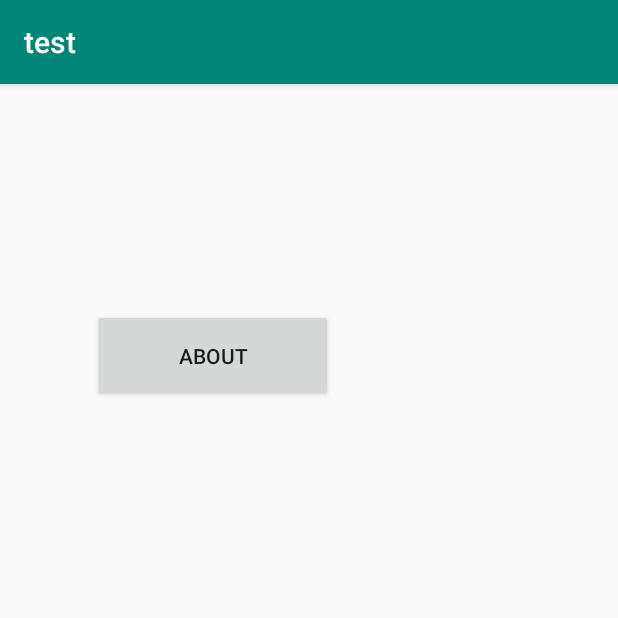
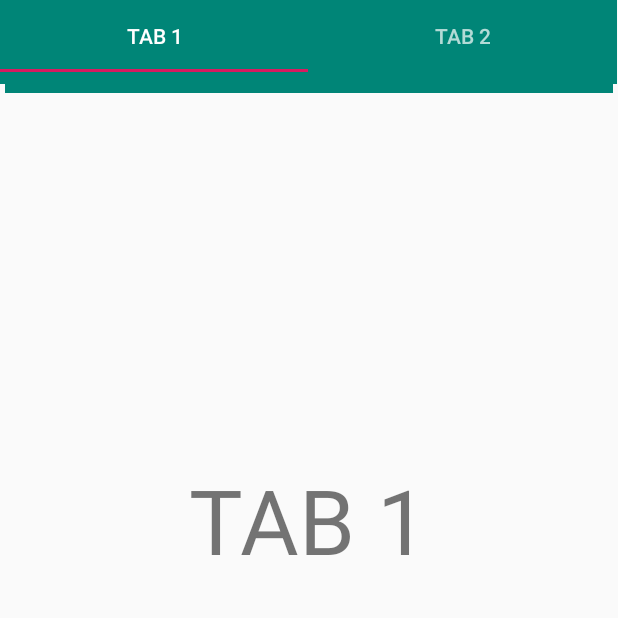
Before and after one commit to wayanedi/progandro, an Android app: the user screen opened directly, with no data from a screen before it, on a phone screen of 412 x 824 dp, the top half of it. Run offline under Robolectric (Android 15) with nearby library versions, the phone set to English and light mode, and no system bars.

Commit message:
add view pager and tab layout

```diff
--- /dev/null
+++ b/app/src/main/java/com/example/test/PageAdapter.java
@@ -0,0 +1,53 @@
+package com.example.test;
+
+import androidx.fragment.app.Fragment;
+import androidx.fragment.app.FragmentManager;
+import androidx.fragment.app.FragmentPagerAdapter;
+import androidx.fragment.app.FragmentStatePagerAdapter;
+
+public class PageAdapter extends FragmentPagerAdapter {
+
+    private int mNoOfTab;
+
+
+    public PageAdapter(FragmentManager fm, int numberOfTabs){
+
+        super(fm);
+        this.mNoOfTab = numberOfTabs;
+
+    }
+
+    @Override
+    public Fragment getItem(int position) {
+
+        switch (position){
+
+            case 0:{
+                Tab1 tab1 = new Tab1();
+                return tab1;
+            }
+
+            case 1:{
+                Tab2 tab2 = new Tab2();
+                return tab2;
+            }
+
+            default:
+            {
+                return null;
+            }
+        }
+    }
+
+    @Override
+    public int getCount() {
+        return mNoOfTab;
+    }
+
+    @Override
+    public CharSequence getPageTitle(int position) {
+        String title = "Tab " + (position+1);
+        return title.subSequence(title.lastIndexOf(".") + 1, title.length());
+    }
+
+}
--- /dev/null
+++ b/app/src/main/java/com/example/test/Tab1.java
@@ -0,0 +1,42 @@
+package com.example.test;
+
+import android.net.Uri;
+import android.os.Bundle;
+import android.view.LayoutInflater;
+import android.view.View;
+import android.view.ViewGroup;
+
+import androidx.annotation.NonNull;
+import androidx.annotation.Nullable;
+import androidx.fragment.app.Fragment;
+import android.widget.Button;
+import android.content.Intent;
+
+
+public class Tab1 extends Fragment {
+
+    public Tab1(){
+
+    }
+
+    @Override
+    public void onCreate(@Nullable Bundle savedInstanceState) {
+        super.onCreate(savedInstanceState);
+
+
+
+    }
+
+    //private OnFragmentInteractionListener mListener;
+
+    @Nullable
+    @Override
+    public View onCreateView(@NonNull LayoutInflater inflater, @Nullable ViewGroup container, @Nullable Bundle savedInstanceState) {
+        return inflater.inflate(R.layout.fragment_tab1, container, false);
+    }
+
+    public interface OnFragmentInteractionListener {
+        // TODO: Update argument type and name
+        void onFragmentInteraction(Uri uri);
+    }
+}
--- /dev/null
+++ b/app/src/main/java/com/example/test/Tab2.java
@@ -0,0 +1,36 @@
+package com.example.test;
+
+import android.net.Uri;
+import android.os.Bundle;
+import android.view.LayoutInflater;
+import android.view.View;
+import android.view.ViewGroup;
+
+import androidx.annotation.NonNull;
+import androidx.annotation.Nullable;
+import androidx.fragment.app.Fragment;
+
+public class Tab2 extends Fragment {
+
+    public Tab2(){
+
+    }
+
+    @Override
+    public void onCreate(@Nullable Bundle savedInstanceState) {
+        super.onCreate(savedInstanceState);
+    }
+
+    //private OnFragmentInteractionListener mListener;
+
+    @Nullable
+    @Override
+    public View onCreateView(@NonNull LayoutInflater inflater, @Nullable ViewGroup container, @Nullable Bundle savedInstanceState) {
+        return inflater.inflate(R.layout.fragment_tab2, container, false);
+    }
+
+    public interface OnFragmentInteractionListener {
+        // TODO: Update argument type and name
+        void onFragmentInteraction(Uri uri);
+    }
+}
--- a/app/src/main/java/com/example/test/user.java
+++ b/app/src/main/java/com/example/test/user.java
@@ -1,31 +1,73 @@
 package com.example.test;
 
 import androidx.appcompat.app.AppCompatActivity;
+import androidx.viewpager.widget.ViewPager;
 
 import android.content.Intent;
+import android.net.Uri;
 import android.os.Bundle;
 import android.view.View;
 import android.widget.Button;
+import android.widget.Toast;
 
-public class user extends AppCompatActivity {
+import com.google.android.material.tabs.TabLayout;
+
+
+public class user extends AppCompatActivity implements Tab1.OnFragmentInteractionListener, Tab2.OnFragmentInteractionListener{
+
 
     @Override
     protected void onCreate(Bundle savedInstanceState) {
         super.onCreate(savedInstanceState);
         setContentView(R.layout.activity_user);
-        prepare();
-        Button btn = (Button) findViewById(R.id.btn_about);
-        btn.setOnClickListener(new View.OnClickListener() {
+
+        TabLayout tablayout = findViewById(R.id.tablayout);
+        tablayout.addTab(tablayout.newTab().setText("Tab 1"));
+        tablayout.addTab(tablayout.newTab().setText("Tab 2"));
+        tablayout.setTabGravity(TabLayout.GRAVITY_FILL);
+
+        final ViewPager viewpager = findViewById(R.id.pager);
+        final PageAdapter adapter = new PageAdapter(getSupportFragmentManager(), tablayout.getTabCount());
+        //Toast.makeText(getApplicationContext(), Integer.toString(tablayout.getTabCount()), Toast.LENGTH_SHORT).show();
+        viewpager.setAdapter(adapter);
+
+        viewpager.addOnPageChangeListener(new TabLayout.TabLayoutOnPageChangeListener(tablayout));
+        tablayout.addOnTabSelectedListener(new TabLayout.OnTabSelectedListener() {
             @Override
-            public void onClick(View view) {
-                Intent it = new Intent(user.this, About.class);
-                startActivity(it);
+            public void onTabSelected(TabLayout.Tab tab) {
+                //Toast.makeText(getApplicationContext(),"detek",Toast.LENGTH_SHORT).show();
+                viewpager.setCurrentItem(tab.getPosition());
+            }
+
+            @Override
+            public void onTabUnselected(TabLayout.Tab tab) {
+
+            }
+
+            @Override
+            public void onTabReselected(TabLayout.Tab tab) {
+
             }
         });
+
+        //prepare();
+        //Button btn = (Button) findViewById(R.id.btn_about);
+//        btn.setOnClickListener(new View.OnClickListener() {
+//            @Override
+//            public void onClick(View view) {
+//                Intent it = new Intent(user.this, About.class);
+//                startActivity(it);
+//            }
+//        });
+    }
+
+    @Override
+    public void onFragmentInteraction(Uri uri) {
+
     }
 
 
-    private void prepare(){
-        this.getSupportFragmentManager().beginTransaction().add(R.id.fragment_test, new TestFragment()).commit();
-    }
+//    private void prepare(){
+//        this.getSupportFragmentManager().beginTransaction().add(R.id.fragment_test, new TestFragment()).commit();
+//    }
 }
--- a/app/src/main/res/layout/activity_user.xml
+++ b/app/src/main/res/layout/activity_user.xml
@@ -6,16 +6,55 @@
     android:layout_height="match_parent"
     tools:context=".user">
 
-    <Button
-        android:id="@+id/btn_about"
-        android:layout_width="160dp"
-        android:layout_height="62dp"
-        android:text="About"
+
+    <androidx.appcompat.widget.Toolbar
+        android:layout_width="405dp"
+        android:layout_height="58dp"
         app:layout_constraintBottom_toBottomOf="parent"
         app:layout_constraintEnd_toEndOf="parent"
-        app:layout_constraintHorizontal_bias="0.247"
+        app:layout_constraintHorizontal_bias="0.489"
         app:layout_constraintStart_toStartOf="parent"
         app:layout_constraintTop_toTopOf="parent"
-        app:layout_constraintVertical_bias="0.212" />
+        app:layout_constraintVertical_bias="0.005"
+        android:id="@+id/toolbar"
+        android:background="@color/colorPrimary"
+        android:theme="@style/ThemeOverlay.AppCompat.Dark.ActionBar"
+        app:popupTheme="@style/ThemeOverlay.AppCompat.Light"
+        android:minHeight="?attr/actionBarSize">
+
+    </androidx.appcompat.widget.Toolbar>
+
+    <androidx.viewpager.widget.ViewPager
+        android:id="@+id/pager"
+        android:layout_width="411dp"
+        android:layout_height="636dp"
+        tools:ignore="MissingConstraints,NotSibling"
+        tools:layout_editor_absoluteX="0dp"
+        tools:layout_editor_absoluteY="95dp">
+
+        <com.google.android.material.tabs.TabLayout
+            android:id="@+id/tablayout"
+            android:layout_width="match_parent"
+            android:layout_height="wrap_content"
+            android:background="@color/colorPrimary"
+            android:minHeight="?attr/actionBarSize"
+            android:theme="@style/ThemeOverlay.AppCompat.Dark.ActionBar"
+            tools:ignore="MissingConstraints">
+
+        </com.google.android.material.tabs.TabLayout>
+    </androidx.viewpager.widget.ViewPager>
+
+    <!--    <Button-->
+<!--        android:id="@+id/btn_about"-->
+<!--        android:layout_width="160dp"-->
+<!--        android:layout_height="62dp"-->
+<!--        android:text="About"-->
+<!--        app:layout_constraintBottom_toBottomOf="parent"-->
+<!--        app:layout_constraintEnd_toEndOf="parent"-->
+<!--        app:layout_constraintHorizontal_bias="0.541"-->
+<!--        app:layout_constraintStart_toStartOf="parent"-->
+<!--        app:layout_constraintTop_toTopOf="parent"-->
+<!--        app:layout_constraintVertical_bias="0.185" />-->
+
 
 </androidx.constraintlayout.widget.ConstraintLayout>
--- /dev/null
+++ b/app/src/main/res/layout/fragment_tab1.xml
@@ -0,0 +1,22 @@
+<?xml version="1.0" encoding="utf-8"?>
+<androidx.constraintlayout.widget.ConstraintLayout xmlns:android="http://schemas.android.com/apk/res/android"
+    xmlns:app="http://schemas.android.com/apk/res-auto"
+    xmlns:tools="http://schemas.android.com/tools"
+    android:layout_width="match_parent"
+    android:layout_height="match_parent"
+    android:gravity="center">
+
+    <TextView
+        android:id="@+id/textView"
+        android:layout_width="wrap_content"
+        android:layout_height="wrap_content"
+        android:layout_weight="1"
+        android:text="TAB 1"
+        android:textSize="60dp"
+        app:layout_constraintBottom_toBottomOf="parent"
+        app:layout_constraintEnd_toEndOf="parent"
+        app:layout_constraintStart_toStartOf="parent"
+        app:layout_constraintTop_toTopOf="parent" />
+
+
+</androidx.constraintlayout.widget.ConstraintLayout>
--- a/app/src/main/res/values/strings.xml
+++ b/app/src/main/res/values/strings.xml
@@ -1,3 +1,6 @@
 <resources>
     <string name="app_name">test</string>
+
+    <!-- TODO: Remove or change this placeholder text -->
+    <string name="hello_blank_fragment">Hello blank fragment</string>
 </resources>
--- a/app/src/main/res/values/styles.xml
+++ b/app/src/main/res/values/styles.xml
@@ -1,7 +1,7 @@
 <resources>
 
     <!-- Base application theme. -->
-    <style name="AppTheme" parent="Theme.AppCompat.Light.DarkActionBar">
+    <style name="AppTheme" parent="Theme.AppCompat.Light.NoActionBar">
         <!-- Customize your theme here. -->
         <item name="colorPrimary">@color/colorPrimary</item>
         <item name="colorPrimaryDark">@color/colorPrimaryDark</item>
```
Also changed, not shown: app/build.gradle (+8 -0 lines), app/src/main/java/com/example/test/MainActivity.java (+10 -7 lines), app/src/main/java/com/example/test/TestFragment.java (added, +19 -0 lines), app/src/main/res/layout/fragment_tab2.xml (added, +20 -0 lines), app/src/main/res/layout/fragment_test.xml (added, +12 -0 lines).
